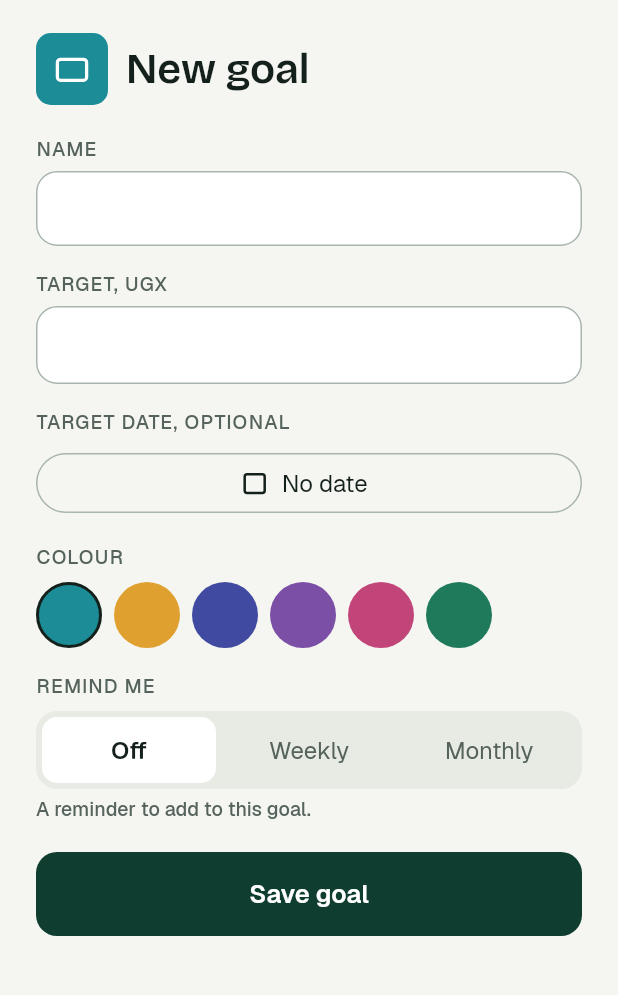
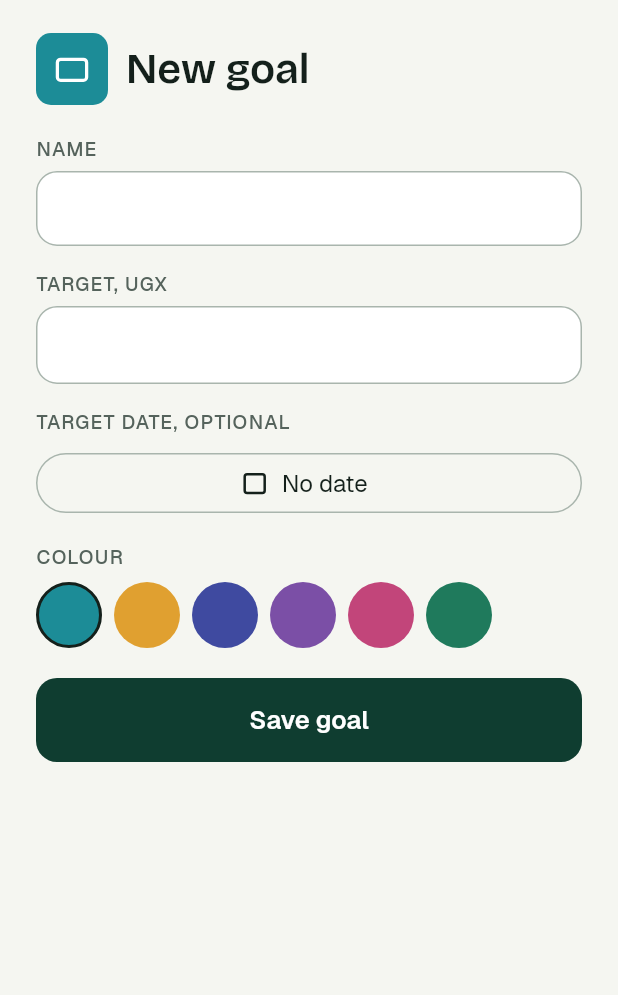
Before and after one commit to AshabaJasper/akatabo, a Flutter app: the GoalEditScreen screen opened by its route, on a phone screen of 412 x 824 dp, the part 63-1058 px from its top. Run offline on Flutter 3.47's test engine with Material 3 defaults, Android fonts, the phone set to English and light mode, and no system bars; our stand-ins replace clock, drift, drift_flutter, fl_chart, flutter_local_notifications, flutter_riverpod and 10 more; missing offline and left inert: cryptography, flutter_file_dialog, path_parsing; accounts and stored records are empty; generated files the repository leaves out were written again; project files that could hold a hidden picture were left out.

Commit message:
Goals: hide Remind me until goal reminders are scheduled
The choice was saved but nothing ever planned a notification, so the caption promised a reminder that never came. The column stays and an edit keeps a stored value. Test: the new-goal form shows no reminder choice.

```diff
--- a/app/lib/features/goals/goal_edit_screen.dart
+++ b/app/lib/features/goals/goal_edit_screen.dart
@@ -300,21 +300,9 @@ class _GoalEditScreenState extends ConsumerState<GoalEditScreen> {
                   ),
               ],
             ),
-            const SizedBox(height: AkSpace.s4),
-            const AkEyebrowLabel('Remind me'),
-            const SizedBox(height: AkSpace.s2),
-            AkSegmented<GoalRemind>(
-              semanticLabel: 'Remind me',
-              selected: _remind,
-              onChanged: (v) => setState(() => _remind = v),
-              segments: const [
-                AkSegment(GoalRemind.off, 'Off'),
-                AkSegment(GoalRemind.weekly, 'Weekly'),
-                AkSegment(GoalRemind.monthly, 'Monthly'),
-              ],
-            ),
-            const SizedBox(height: AkSpace.s1),
-            Text('A reminder to add to this goal.', style: t.caption.copyWith(color: c.inkMuted)),
+            // No "Remind me" choice yet: nothing schedules goal reminders, and a setting that
+            // never fires is a broken promise. [_remind] still carries a stored value through an
+            // edit, so the choice can come back once the reminder scheduler plans goals.
             const SizedBox(height: AkSpace.s5),
             if (!_isNew)
               AkCard(
```
Also changed, not shown: 1 other file.
